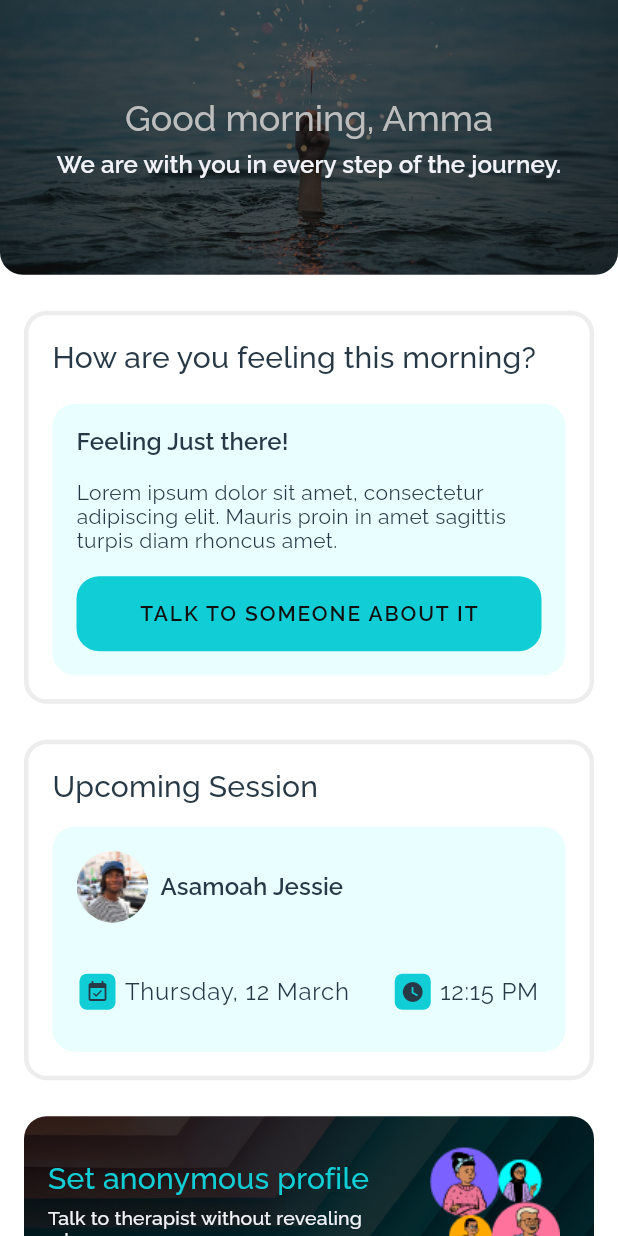
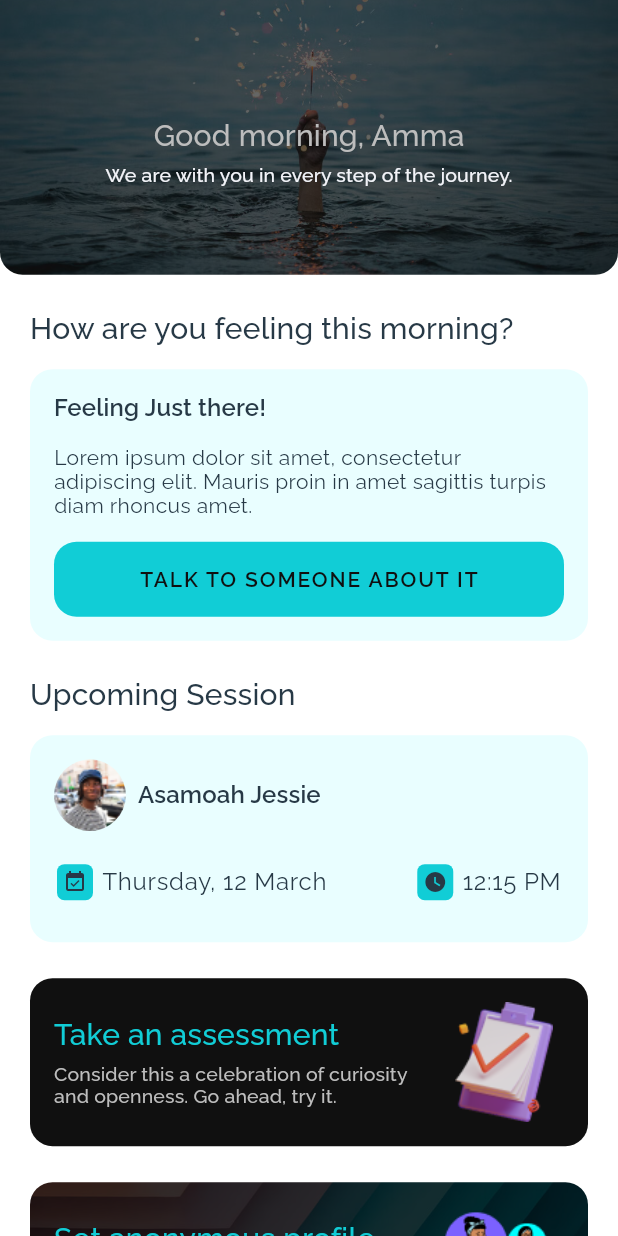
Before and after one commit to DeveloperMaleek/talk2me, a Flutter app: the ClientDashboard screen opened by its route, tab 2 chosen, on a phone screen of 412 x 824 dp. Run offline on Flutter 3.47's test engine with Material 2 defaults, Android fonts, the phone set to English and light mode, and no system bars; our stand-ins replace flutter_svg, font_awesome_flutter, get, google_fonts, google_nav_bar, step_progress_indicator; missing offline and left inert: images_picker; project files that could hold a hidden picture were left out.

Commit message:
dashboard done

```diff
--- a/lib/src/components/dashboard_widget.dart
+++ b/lib/src/components/dashboard_widget.dart
@@ -23,7 +23,7 @@ class _FeelingsQuestionsTabBarState extends State<FeelingsQuestionsTabBar>
   @override
   Widget build(BuildContext context) {
     TabController _tabController = TabController(length: 5, vsync: this);
-    double gifSize = MediaQuery.of(context).size.width * 0.175;
+
     return SizedBox(
       width: MediaQuery.of(context).size.width,
       child: Column(
@@ -57,13 +57,11 @@ class _FeelingsQuestionsTabBarState extends State<FeelingsQuestionsTabBar>
                       child: Tab(
                         child: Column(
                           children: [
-                            Image.network(
-                              "https://res.cloudinary.com/michelletakuro/image/upload/v1647271301/talk2me-assets/gif/sad-look.gif",
-                              height: gifSize,
-                              width: gifSize,
-                            ),
+                            HeadingThree(
+                                text: "😓",
+                                textColor: AppColors.textColorLightBg),
                             _spacing(),
-                            const BodyTextTwo(
+                            const SubtitleTwo(
                               text: "Down",
                               textColor: AppColors.textColorLightBg,
                             ),
@@ -76,13 +74,11 @@ class _FeelingsQuestionsTabBarState extends State<FeelingsQuestionsTabBar>
                       child: Tab(
                         child: Column(
                           children: [
-                            Image.network(
-                              "https://res.cloudinary.com/michelletakuro/image/upload/v1647271299/talk2me-assets/gif/just-there.gif",
-                              height: gifSize,
-                              width: gifSize,
-                            ),
+                            HeadingThree(
+                                text: "😐",
+                                textColor: AppColors.textColorLightBg),
                             _spacing(),
-                            BodyTextTwo(
+                            const SubtitleTwo(
                               text: "Just there",
                               textColor: AppColors.textColorLightBg,
                             ),
@@ -95,13 +91,11 @@ class _FeelingsQuestionsTabBarState extends State<FeelingsQuestionsTabBar>
                       child: Tab(
                           child: Column(
                         children: [
-                          Image.network(
-                            "https://res.cloudinary.com/michelletakuro/image/upload/v1647271298/talk2me-assets/gif/normal.gif",
-                            height: gifSize,
-                            width: gifSize,
-                          ),
+                          HeadingThree(
+                              text: "🙂",
+                              textColor: AppColors.textColorLightBg),
                           _spacing(),
-                          BodyTextTwo(
+                          const SubtitleTwo(
                             text: "Normal",
                             textColor: AppColors.textColorLightBg,
                           ),
@@ -113,13 +107,11 @@ class _FeelingsQuestionsTabBarState extends State<FeelingsQuestionsTabBar>
                       child: Tab(
                           child: Column(
                         children: [
-                          Image.network(
-                            "https://res.cloudinary.com/michelletakuro/image/upload/v1647271300/talk2me-assets/gif/good.gif",
-                            height: gifSize,
-                            width: gifSize,
-                          ),
+                          HeadingThree(
+                              text: "😊",
+                              textColor: AppColors.textColorLightBg),
                           _spacing(),
-                          BodyTextTwo(
+                          const SubtitleTwo(
                             text: "Good",
                             textColor: AppColors.textColorLightBg,
                           ),
@@ -131,13 +123,11 @@ class _FeelingsQuestionsTabBarState extends State<FeelingsQuestionsTabBar>
                       child: Tab(
                           child: Column(
                         children: [
-                          Image.network(
-                            "https://res.cloudinary.com/michelletakuro/image/upload/v1647271298/talk2me-assets/gif/great.gif",
-                            height: gifSize,
-                            width: gifSize,
-                          ),
+                          HeadingThree(
+                              text: "😎",
+                              textColor: AppColors.textColorLightBg),
                           _spacing(),
-                          BodyTextTwo(
+                          const SubtitleTwo(
                             text: "Great",
                             textColor: AppColors.textColorLightBg,
                           ),
@@ -150,7 +140,6 @@ class _FeelingsQuestionsTabBarState extends State<FeelingsQuestionsTabBar>
           Visibility(
             visible: tabContentVisible,
             child: Container(
-              margin: const EdgeInsets.all(16),
               width: MediaQuery.of(context).size.width,
               child: Column(
                 crossAxisAlignment: CrossAxisAlignment.start,
@@ -208,21 +197,21 @@ class _FeelingsQuestionsTabBarState extends State<FeelingsQuestionsTabBar>
 
         if (timeNow <= 11) {
           return () {
-            tabHeaderVisible = true;
+            // tabHeaderVisible = true;
           };
         } else if ((timeNow > 12) && (timeNow <= 15)) {
           return () {
-            tabHeaderVisible = true;
+            // tabHeaderVisible = true;
           };
           ;
         } else if ((timeNow > 15) && (timeNow < 19)) {
           return () {
-            tabHeaderVisible = true;
+            // tabHeaderVisible = true;
           };
           ;
         } else {
           return () {
-            tabHeaderVisible = true;
+            // tabHeaderVisible = true;
           };
           ;
         }
@@ -255,11 +244,15 @@ class _FeelingsQuestionsTabBarState extends State<FeelingsQuestionsTabBar>
     Widget? button,
   ) {
     return Container(
+      width: MediaQuery.of(context).size.width,
       padding: const EdgeInsets.all(16),
       decoration: BoxDecoration(
           borderRadius: BorderRadius.circular(15),
           color: AppColors.greenBackground),
-      child: Column(crossAxisAlignment: CrossAxisAlignment.start, children: [
+      child: Column(
+          crossAxisAlignment: CrossAxisAlignment.start,
+          mainAxisAlignment: MainAxisAlignment.start,
+          children: [
             SubtitleOne(text: heading, textColor: AppColors.textColorLightBg),
             SizedBox(
               height: 16,
--- a/lib/src/screens/dashboard/client_dashboard.dart
+++ b/lib/src/screens/dashboard/client_dashboard.dart
@@ -21,6 +21,8 @@ class _ClientDashboardState extends State<ClientDashboard> {
     super.initState();
   }
 
+  List sessions = ["1", "2"];
+
   String greetings = "";
   String imageUrl = "";
   @override
@@ -30,7 +32,7 @@ class _ClientDashboardState extends State<ClientDashboard> {
         child: Column(
           children: [
             Container(
-                padding: const EdgeInsets.fromLTRB(16, 64, 16, 24),
+                padding: const EdgeInsets.fromLTRB(20, 78, 20, 24),
                 decoration: BoxDecoration(
                     borderRadius: const BorderRadius.only(
                         topLeft: Radius.zero,
@@ -46,13 +48,13 @@ class _ClientDashboardState extends State<ClientDashboard> {
                 height: MediaQuery.of(context).size.height / 4.5,
                 child: Column(
                   children: [
-                    HeadingFive(
+                    HeadingSix(
                         text: "Good " + greetings + ", Amma",
                         textColor: AppColors.subtitleTextDarkBg),
                     const SizedBox(
                       height: 8,
                     ),
-                    const SubtitleOne(
+                    const SubtitleTwo(
                         text: "We are with you in every step of the journey.",
                         textColor: AppColors.textColorDarkBg)
                   ],
@@ -60,37 +62,25 @@ class _ClientDashboardState extends State<ClientDashboard> {
 
             //Feelings Question Section
             Container(
-                margin: const EdgeInsets.fromLTRB(16, 24, 16, 12),
-                // padding: const EdgeInsets.all(16),
-                decoration: BoxDecoration(
-                    borderRadius: BorderRadius.circular(15),
-                    border: Border.all(
-                        color: AppColors.outlineColor,
-                        width: 3,
-                        style: BorderStyle.solid)),
+                margin: const EdgeInsets.fromLTRB(20, 24, 20, 12),
                 child: Column(
                   crossAxisAlignment: CrossAxisAlignment.start,
                   children: [
-                    Padding(
-                      padding: const EdgeInsets.fromLTRB(16, 16, 16, 4),
-                      child: HeadingSix(
+                    HeadingSix(
                         text: "How are you feeling this " + greetings + "?",
                         textColor: AppColors.textColorLightBg),
+                    SizedBox(
+                      height: 16,
                     ),
                     FeelingsQuestionsTabBar(),
                   ],
                 )),
 
             // Upcoming session section
-            Container(
-                margin: const EdgeInsets.fromLTRB(16, 12, 16, 12),
-                padding: const EdgeInsets.all(16),
-                decoration: BoxDecoration(
-                    borderRadius: BorderRadius.circular(15),
-                    border: Border.all(
-                        color: AppColors.outlineColor,
-                        width: 3,
-                        style: BorderStyle.solid)),
+            Visibility(
+              visible: sessions.length >= 1,
+              child: Container(
+                  margin: const EdgeInsets.fromLTRB(20, 12, 20, 12),
                   child: Column(
                     crossAxisAlignment: CrossAxisAlignment.start,
                     children: [
@@ -100,12 +90,51 @@ class _ClientDashboardState extends State<ClientDashboard> {
                       haveSession(context)
                     ],
                   )),
+            ),
+
+            // Online Assesment
+            Container(
+              margin: EdgeInsets.symmetric(horizontal: 20, vertical: 12),
+              width: MediaQuery.of(context).size.width,
+              padding: EdgeInsets.all(16),
+              decoration: BoxDecoration(
+                  color: AppColors.darkBackground,
+                  borderRadius: BorderRadius.circular(15)),
+              child: Row(
+                children: [
+                  Expanded(
+                    child: Column(
+                      crossAxisAlignment: CrossAxisAlignment.start,
+                      children: [
+                        HeadingSix(
+                            text: "Take an assessment",
+                            textColor: AppColors.primaryColor),
+                        SizedBox(
+                          height: 8,
+                        ),
+                        SubtitleTwo(
+                            text:
+                                'Consider this a celebration of curiosity and openness. Go ahead, try it.',
+                            textColor: AppColors.subtitleTextDarkBg)
+                      ],
+                    ),
+                  ),
+                  SizedBox(
+                    width: 10,
+                  ),
+                  Image.asset(
+                    "assets/images/assessment.png",
+                    width: 80,
+                    height: 80,
+                  )
+                ],
+              ),
+            ),
 
             // Anonymous profile section
             Container(
                 width: MediaQuery.of(context).size.width,
-                height: 120,
-                margin: const EdgeInsets.fromLTRB(16, 12, 16, 24),
+                margin: const EdgeInsets.fromLTRB(20, 12, 20, 24),
                 padding: const EdgeInsets.all(16),
                 decoration: BoxDecoration(
                     borderRadius: BorderRadius.circular(15),
@@ -118,13 +147,10 @@ class _ClientDashboardState extends State<ClientDashboard> {
                             Colors.black.withOpacity(0.8), BlendMode.darken))),
                 // color: AppColors.darkBackground,
                 child: Row(
-                  crossAxisAlignment: CrossAxisAlignment.end,
-                  mainAxisAlignment: MainAxisAlignment.center,
                   children: [
                     Expanded(
                       child: Column(
                         crossAxisAlignment: CrossAxisAlignment.start,
-                        mainAxisAlignment: MainAxisAlignment.center,
                         children: const [
                           HeadingSix(
                               text: "Set anonymous profile",
@@ -144,8 +170,8 @@ class _ClientDashboardState extends State<ClientDashboard> {
                     ),
                     Image.asset(
                       "assets/images/Anonymous.png",
-                      width: 100,
-                      height: 100,
+                      width: 80,
+                      height: 80,
                     )
                   ],
                 )),
@@ -183,7 +209,7 @@ class _ClientDashboardState extends State<ClientDashboard> {
             ],
           ),
           const SizedBox(
-            height: 32,
+            height: 20,
           ),
           const OtherUpcomingSessions(
               borderColor: Colors.transparent,
--- a/lib/src/screens/onboarding/login_page.dart
+++ b/lib/src/screens/onboarding/login_page.dart
@@ -116,9 +116,9 @@ class _LoginPageState extends State<LoginPage> {
                           text: "New to Talk2me? ",
                           textColor: AppColors.subtitleTextDarkBg,
                         ),
-                        BodyTextOne(
+                        SubtitleOne(
                           text: "Create an Account",
-                          textColor: AppColors.textColorLightBg,
+                          textColor: AppColors.primaryColor,
                         )
                       ],
                     ),
```
Also changed, not shown: assets/images/assessment.png (added). Lines whose indentation alone changed are shown as unchanged.
